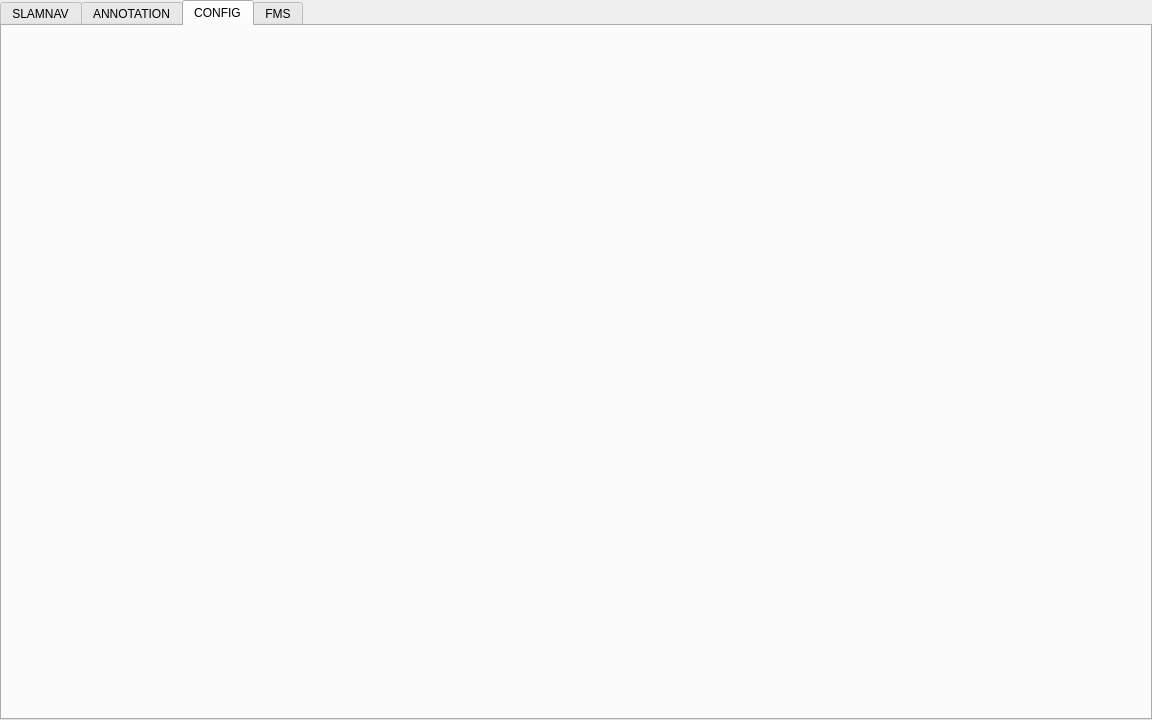
Before: the Qt Designer form mainwindow.ui in RainbowRobotics/message-schema, drawn with Qt 5.
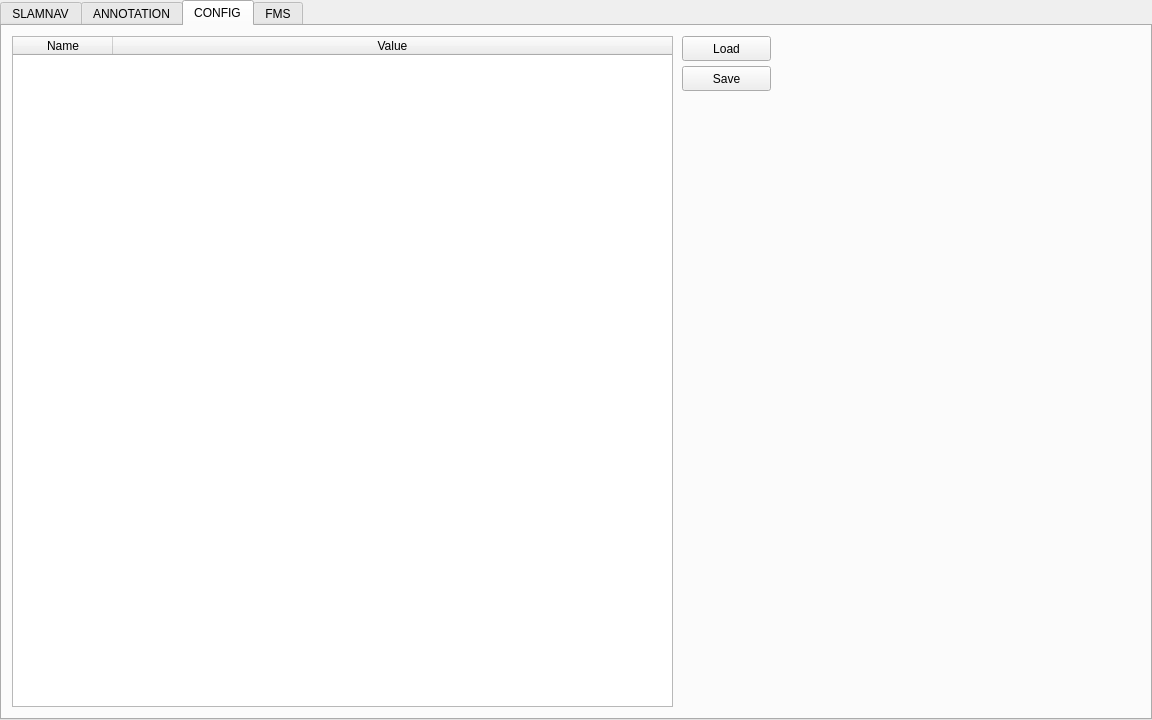
After: the same form once the commit is applied. The open tabs and pages were chosen to show the change. Custom widgets are drawn as their Qt base class.

Commit message: picking and drawing, config update

Diff of the .ui file:
```diff
--- a/mainwindow.ui
+++ b/mainwindow.ui
@@ -425,6 +425,67 @@
        <attribute name="title">
         <string>CONFIG</string>
        </attribute>
+       <widget class="QTableWidget" name="tw_Config">
+        <property name="geometry">
+         <rect>
+          <x>10</x>
+          <y>10</y>
+          <width>661</width>
+          <height>671</height>
+         </rect>
+        </property>
+        <property name="showGrid">
+         <bool>true</bool>
+        </property>
+        <attribute name="horizontalHeaderCascadingSectionResizes">
+         <bool>false</bool>
+        </attribute>
+        <attribute name="horizontalHeaderDefaultSectionSize">
+         <number>100</number>
+        </attribute>
+        <attribute name="horizontalHeaderStretchLastSection">
+         <bool>true</bool>
+        </attribute>
+        <attribute name="verticalHeaderStretchLastSection">
+         <bool>false</bool>
+        </attribute>
+        <column>
+         <property name="text">
+          <string>Name</string>
+         </property>
+        </column>
+        <column>
+         <property name="text">
+          <string>Value</string>
+         </property>
+        </column>
+       </widget>
+       <widget class="QPushButton" name="bt_ConfigLoad">
+        <property name="geometry">
+         <rect>
+          <x>680</x>
+          <y>10</y>
+          <width>89</width>
+          <height>25</height>
+         </rect>
+        </property>
+        <property name="text">
+         <string>Load</string>
+        </property>
+       </widget>
+       <widget class="QPushButton" name="bt_ConfigSave">
+        <property name="geometry">
+         <rect>
+          <x>680</x>
+          <y>40</y>
+          <width>89</width>
+          <height>25</height>
+         </rect>
+        </property>
+        <property name="text">
+         <string>Save</string>
+        </property>
+       </widget>
       </widget>
       <widget class="QWidget" name="tab_fms">
        <attribute name="title">
```
Left out of the diff: 5 changed lines with no effect on the pictures. The commit also changes 9 other files.
